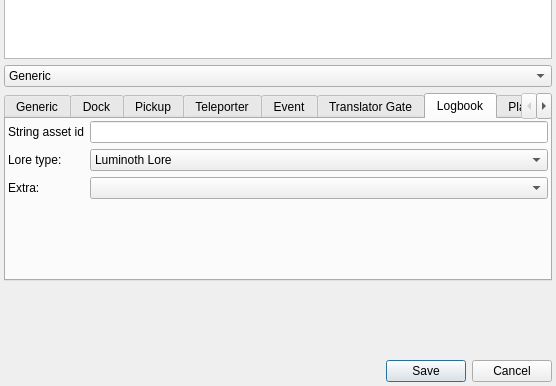
randovania/randovania, file randovania/gui/ui_files/node_details_popup.ui: the form before one commit; both pictures show x 0 to 556 and y 305 to 691 of the 556 by 691 pixel window.
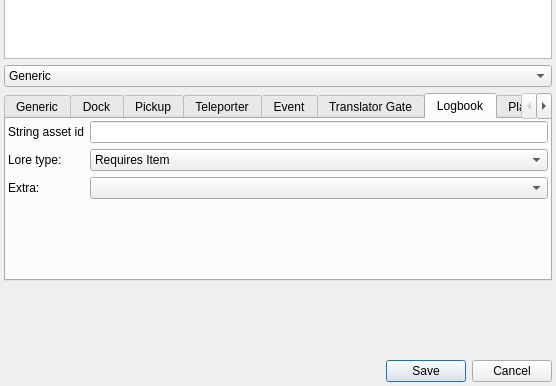
The form after the commit. The open tabs and pages were chosen to show the change.

What changed in the file:
```diff
--- a/randovania/gui/ui_files/node_details_popup.ui
+++ b/randovania/gui/ui_files/node_details_popup.ui
@@ -642,7 +642,7 @@
         <widget class="QComboBox" name="lore_type_combo">
          <item>
           <property name="text">
-           <string>Luminoth Lore</string>
+           <string>Requires Item</string>
           </property>
          </item>
          <item>
```
Left out of the diff: 4 changed lines with no effect on the pictures.
